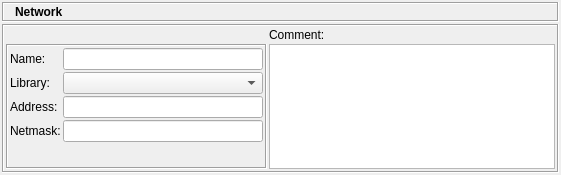
This is src/gui/networkdialogipv6_q.ui in fwbuilder/fwbuilder as Qt 5 draws it before an edit. The edited form follows.
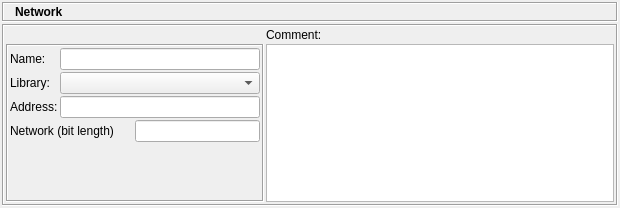
This is the edited form. Icons and pictures are not drawn.

```diff
--- a/src/gui/networkdialogipv6_q.ui
+++ b/src/gui/networkdialogipv6_q.ui
@@ -8,8 +8,8 @@
    <rect>
     <x>0</x>
     <y>0</y>
-    <width>561</width>
-    <height>175</height>
+    <width>620</width>
+    <height>208</height>
    </rect>
   </property>
   <property name="sizePolicy" >
@@ -319,17 +319,44 @@
              </property>
             </widget>
            </item>
-           <item row="3" column="0" >
+           <item row="3" column="0" colspan="2" >
+            <widget class="QFrame" name="frame" >
+             <property name="frameShape" >
+              <enum>QFrame::NoFrame</enum>
+             </property>
+             <property name="frameShadow" >
+              <enum>QFrame::Raised</enum>
+             </property>
+             <layout class="QGridLayout" >
+              <property name="leftMargin" >
+               <number>0</number>
+              </property>
+              <property name="topMargin" >
+               <number>0</number>
+              </property>
+              <property name="rightMargin" >
+               <number>0</number>
+              </property>
+              <property name="bottomMargin" >
+               <number>0</number>
+              </property>
+              <property name="horizontalSpacing" >
+               <number>0</number>
+              </property>
+              <property name="verticalSpacing" >
+               <number>0</number>
+              </property>
+              <item row="0" column="0" >
             <widget class="QLabel" name="textLabel2_2_2" >
              <property name="text" >
-              <string>Netmask:</string>
+                 <string>Network (bit length)</string>
              </property>
              <property name="wordWrap" >
               <bool>false</bool>
              </property>
             </widget>
            </item>
-           <item row="3" column="1" >
+              <item row="0" column="1" >
             <widget class="QLineEdit" name="netmask" >
              <property name="sizePolicy" >
               <sizepolicy vsizetype="Fixed" hsizetype="Preferred" >
@@ -339,10 +366,13 @@
              </property>
              <property name="minimumSize" >
               <size>
-               <width>200</width>
+                  <width>0</width>
                <height>0</height>
               </size>
              </property>
+               </widget>
+              </item>
+             </layout>
             </widget>
            </item>
            <item row="4" column="1" >
@@ -352,8 +382,8 @@
              </property>
              <property name="sizeHint" >
               <size>
-               <width>20</width>
-               <height>40</height>
+               <width>200</width>
+               <height>20</height>
               </size>
              </property>
             </spacer>
```
Left out of the diff: 33 changed lines with no effect on the pictures. Lines whose indentation alone changed are shown as unchanged.
